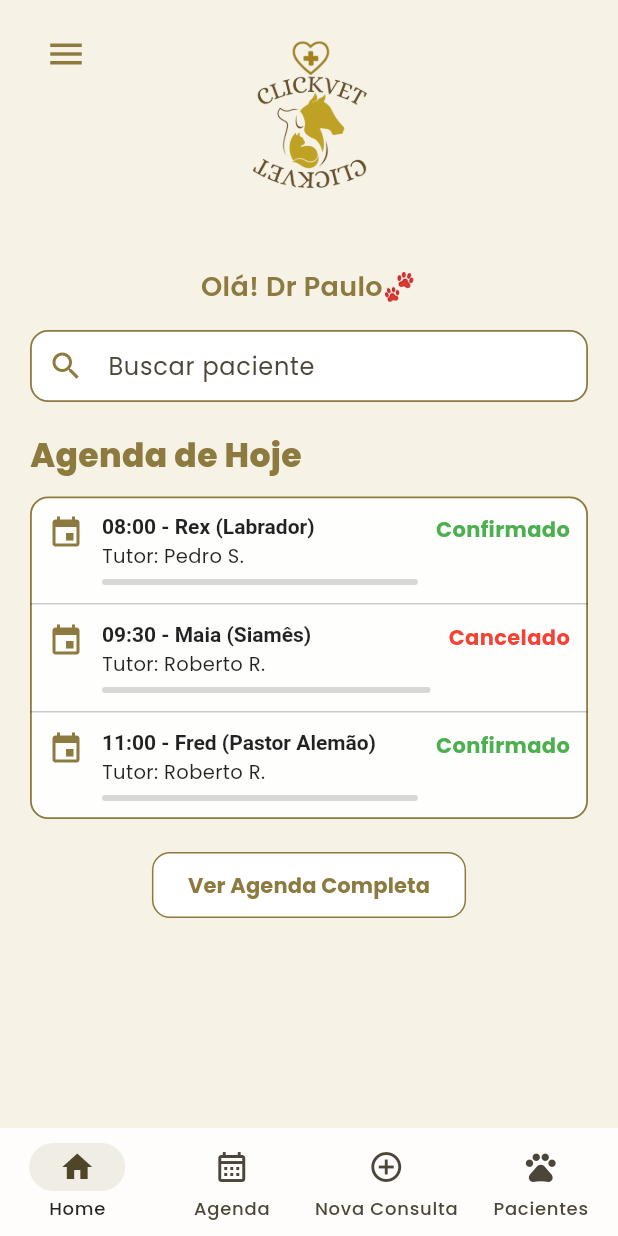
After one commit to Carolbauer/ClickVet, a Flutter app: the HomeScreen screen opened directly, on a phone screen of 412 x 824 dp. The commit adds this screen. Run offline on Flutter 3.47's test engine with Material 3 defaults, Android fonts, the phone set to English and light mode, and no system bars; our stand-ins replace firebase_auth, firebase_core, google_fonts; accounts and stored records are empty; network calls fail; statements that could not run were skipped.

Commit message:
feat: implement HomeScreen mock with appointments and navigation bar

```diff
--- /dev/null
+++ b/lib/screens/home_screen.dart
@@ -0,0 +1,282 @@
+import 'package:flutter/material.dart';
+
+class HomeScreen extends StatefulWidget {
+  const HomeScreen({super.key});
+
+  @override
+  State<HomeScreen> createState() => _HomeScreenState();
+}
+
+const kCreme = Color(0xFFF7F2E6);
+const kGold = Color(0xFF8C7A3E);
+const kGoldDark = Color(0xFF6E5F2F);
+
+class _HomeScreenState extends State<HomeScreen> {
+  int _currentIndex = 0;
+
+  // MOCK de agenda
+  final List<Map<String, dynamic>> _appointments = [
+    {
+      'time': '08:00',
+      'pet': 'Rex (Labrador)',
+      'tutor': 'Pedro S.',
+      'status': 'Confirmado',
+      'statusColor': Colors.green,
+    },
+    {
+      'time': '09:30',
+      'pet': 'Maia (Siamês)',
+      'tutor': 'Roberto R.',
+      'status': 'Cancelado',
+      'statusColor': Colors.red,
+    },
+    {
+      'time': '11:00',
+      'pet': 'Fred (Pastor Alemão)',
+      'tutor': 'Roberto R.',
+      'status': 'Confirmado',
+      'statusColor': Colors.green,
+    },
+  ];
+
+  @override
+  Widget build(BuildContext context) {
+    return Scaffold(
+      backgroundColor: kCreme,
+      appBar: AppBar(
+        elevation: 0,
+        backgroundColor: kCreme,
+        foregroundColor: kGold,
+        toolbarHeight: 0,
+      ),
+      body: SafeArea(
+        child: SingleChildScrollView(
+          padding: const EdgeInsets.symmetric(horizontal: 20, vertical: 12),
+          child: Column(
+            crossAxisAlignment: CrossAxisAlignment.stretch,
+            children: [
+              Row(
+                crossAxisAlignment: CrossAxisAlignment.start,
+                children: [
+                  IconButton(
+                    onPressed: () {
+                    },
+                    icon: const Icon(Icons.menu, size: 28, color: kGold),
+                    splashRadius: 22,
+                  ),
+                  const Spacer(),
+                  Padding(
+                    padding: const EdgeInsets.only(right: 110),
+                    child: Image.asset(
+                      'assets/images/logo1.png',
+                      height: 150,
+                    ),
+                  ),
+                ],
+              ),
+              const SizedBox(height: 16),
+
+              const Text(
+                'Olá! Dr Paulo🐾',
+                textAlign: TextAlign.center,
+                style: TextStyle(
+                  color: kGold,
+                  fontSize: 18,
+                  fontWeight: FontWeight.w600,
+                ),
+              ),
+              const SizedBox(height: 16),
+
+              // Buscar paciente
+              _SearchField(),
+
+              const SizedBox(height: 20),
+              const Text(
+                'Agenda de Hoje',
+                style: TextStyle(
+                  color: kGold,
+                  fontSize: 22,
+                  fontWeight: FontWeight.w800,
+                ),
+              ),
+              const SizedBox(height: 12),
+
+              _AgendaCard(appointments: _appointments),
+
+              const SizedBox(height: 20),
+
+              Center(
+                child: OutlinedButton(
+                  onPressed: () {
+                  },
+                  style: OutlinedButton.styleFrom(
+                    side: const BorderSide(color: kGold),
+                    backgroundColor: Colors.white,
+                    shape: RoundedRectangleBorder(
+                      borderRadius: BorderRadius.circular(12),
+                    ),
+                    padding:
+                    const EdgeInsets.symmetric(horizontal: 24, vertical: 12),
+                  ),
+                  child: const Text(
+                    'Ver Agenda Completa',
+                    style: TextStyle(
+                      color: kGold,
+                      fontWeight: FontWeight.w700,
+                    ),
+                  ),
+                ),
+              ),
+              const SizedBox(height: 24),
+            ],
+          ),
+        ),
+      ),
+
+      bottomNavigationBar: NavigationBar(
+        height: 72,
+        backgroundColor: Colors.white.withOpacity(0.85),
+        indicatorColor: kGold.withOpacity(0.12),
+        selectedIndex: _currentIndex,
+        onDestinationSelected: (i) {
+          setState(() => _currentIndex = i);
+
+        },
+        destinations: const [
+          NavigationDestination(
+            icon: Icon(Icons.home_outlined),
+            selectedIcon: Icon(Icons.home),
+            label: 'Home',
+          ),
+          NavigationDestination(
+            icon: Icon(Icons.calendar_month_outlined),
+            selectedIcon: Icon(Icons.calendar_month),
+            label: 'Agenda',
+          ),
+          NavigationDestination(
+            icon: Icon(Icons.add_circle_outline),
+            selectedIcon: Icon(Icons.add_circle),
+            label: 'Nova Consulta',
+          ),
+          NavigationDestination(
+            icon: Icon(Icons.pets_outlined),
+            selectedIcon: Icon(Icons.pets),
+            label: 'Pacientes',
+          ),
+        ],
+      ),
+    );
+  }
+}
+
+class _SearchField extends StatelessWidget {
+  @override
+  Widget build(BuildContext context) {
+    return TextField(
+      decoration: InputDecoration(
+        hintText: 'Buscar paciente',
+        prefixIcon: const Icon(Icons.search, color: kGold),
+        filled: true,
+        fillColor: Colors.white,
+        enabledBorder: OutlineInputBorder(
+          borderRadius: BorderRadius.circular(12),
+          borderSide: const BorderSide(color: kGold, width: 1.2),
+        ),
+        focusedBorder: OutlineInputBorder(
+          borderRadius: BorderRadius.circular(12),
+          borderSide: const BorderSide(color: kGoldDark, width: 2),
+        ),
+        contentPadding:
+        const EdgeInsets.symmetric(horizontal: 12, vertical: 12),
+      ),
+    );
+  }
+}
+
+class _AgendaCard extends StatelessWidget {
+  const _AgendaCard({required this.appointments});
+  final List<Map<String, dynamic>> appointments;
+
+  @override
+  Widget build(BuildContext context) {
+    return DecoratedBox(
+      decoration: BoxDecoration(
+        color: Colors.white.withOpacity(0.92),
+        borderRadius: BorderRadius.circular(12),
+        border: Border.all(color: kGold, width: 1.2),
+      ),
+      child: Column(
+        children: [
+          ListView.separated(
+            shrinkWrap: true,
+            physics: const NeverScrollableScrollPhysics(),
+            itemCount: appointments.length,
+            separatorBuilder: (_, __) =>
+                Divider(height: 1, color: Colors.black12.withOpacity(0.2)),
+            itemBuilder: (_, index) {
+              final a = appointments[index];
+              return Padding(
+                padding:
+                const EdgeInsets.symmetric(horizontal: 12, vertical: 12),
+                child: Row(
+                  crossAxisAlignment: CrossAxisAlignment.start,
+                  children: [
+                    const Icon(Icons.event, color: kGold, size: 24),
+                    const SizedBox(width: 12),
+                    Expanded(
+                      child: Column(
+                        crossAxisAlignment: CrossAxisAlignment.start,
+                        children: [
+                          RichText(
+                            text: TextSpan(
+                              style: const TextStyle(
+                                  color: Colors.black87, fontSize: 14),
+                              children: [
+                                TextSpan(
+                                  text: '${a['time']} - ',
+                                  style: const TextStyle(
+                                      fontWeight: FontWeight.w700),
+                                ),
+                                TextSpan(
+                                  text: a['pet'],
+                                  style: const TextStyle(
+                                      fontWeight: FontWeight.w700),
+                                ),
+                              ],
+                            ),
+                          ),
+                          const SizedBox(height: 2),
+                          Text(
+                            'Tutor: ${a['tutor']}',
+                            style: const TextStyle(
+                                color: Colors.black87, fontSize: 13),
+                          ),
+                          const SizedBox(height: 6),
+                          Container(
+                            height: 4,
+                            decoration: BoxDecoration(
+                              color: Colors.black12.withOpacity(0.15),
+                              borderRadius: BorderRadius.circular(99),
+                            ),
+                          ),
+                        ],
+                      ),
+                    ),
+                    const SizedBox(width: 12),
+                    Text(
+                      a['status'],
+                      style: TextStyle(
+                        color: a['statusColor'] as Color,
+                        fontWeight: FontWeight.w700,
+                      ),
+                    ),
+                  ],
+                ),
+              );
+            },
+          ),
+        ],
+      ),
+    );
+  }
+}
--- a/lib/screens/login_screen.dart
+++ b/lib/screens/login_screen.dart
@@ -1,3 +1,4 @@
+import 'package:app/screens/home_screen.dart';
 import 'package:app/services/firebase_auth_service.dart';
 import 'package:firebase_auth/firebase_auth.dart';
 import 'package:flutter/material.dart';
@@ -28,11 +29,7 @@ class _LoginScreen extends State<LoginScreen> {
       await firebaseAuth.makeLogin(email, password);
       Navigator.pushReplacement(
         context,
-        MaterialPageRoute(
-          builder: (context) => const Scaffold(
-            body: Center(child: Text('Logged In Successfully!')),
-          ),
-        ),
+        MaterialPageRoute(builder: (_) => const HomeScreen()),
       );
     } on FirebaseAuthException catch (e) {
       setState(() {
```
Also changed, not shown: pubspec.lock.
